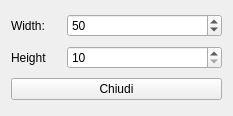
Above: hmodimage.ui from fblabs/hamlet-mod-sancon before the change. Below: the same form after it.
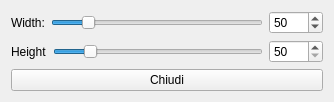
That is the form after the change.

Commit message: 2.6.0 - NSchede: now images can be modified via sliders, and only when modify button is toggled - Mainwindow: graphics reworked and buttons(fuctions) have more consistent layout

The edit to the form file:
```diff
--- a/hmodimage.ui
+++ b/hmodimage.ui
@@ -9,8 +9,8 @@
    <rect>
     <x>0</x>
     <y>0</y>
-    <width>233</width>
-    <height>116</height>
+    <width>334</width>
+    <height>99</height>
    </rect>
   </property>
   <property name="windowTitle">
@@ -32,6 +32,31 @@
        </property>
       </widget>
      </item>
+     <item>
+      <widget class="QSlider" name="hSlider">
+       <property name="minimum">
+        <number>50</number>
+       </property>
+       <property name="maximum">
+        <number>1020</number>
+       </property>
+       <property name="singleStep">
+        <number>10</number>
+       </property>
+       <property name="sliderPosition">
+        <number>200</number>
+       </property>
+       <property name="orientation">
+        <enum>Qt::Horizontal</enum>
+       </property>
+       <property name="invertedControls">
+        <bool>false</bool>
+       </property>
+       <property name="tickPosition">
+        <enum>QSlider::NoTicks</enum>
+       </property>
+      </widget>
+     </item>
      <item>
       <widget class="QSpinBox" name="spWidth">
        <property name="minimum">
@@ -62,14 +87,42 @@
        </property>
       </widget>
      </item>
+     <item>
+      <widget class="QSlider" name="vSlider">
+       <property name="minimum">
+        <number>50</number>
+       </property>
+       <property name="maximum">
+        <number>1020</number>
+       </property>
+       <property name="singleStep">
+        <number>10</number>
+       </property>
+       <property name="value">
+        <number>200</number>
+       </property>
+       <property name="sliderPosition">
+        <number>200</number>
+       </property>
+       <property name="tracking">
+        <bool>true</bool>
+       </property>
+       <property name="orientation">
+        <enum>Qt::Horizontal</enum>
+       </property>
+      </widget>
+     </item>
      <item>
       <widget class="QSpinBox" name="spHeight">
        <property name="minimum">
-        <number>10</number>
+        <number>50</number>
        </property>
        <property name="maximum">
         <number>2000</number>
        </property>
+       <property name="value">
+        <number>50</number>
+       </property>
       </widget>
      </item>
     </layout>
```
The commit also changes 19 other files.
